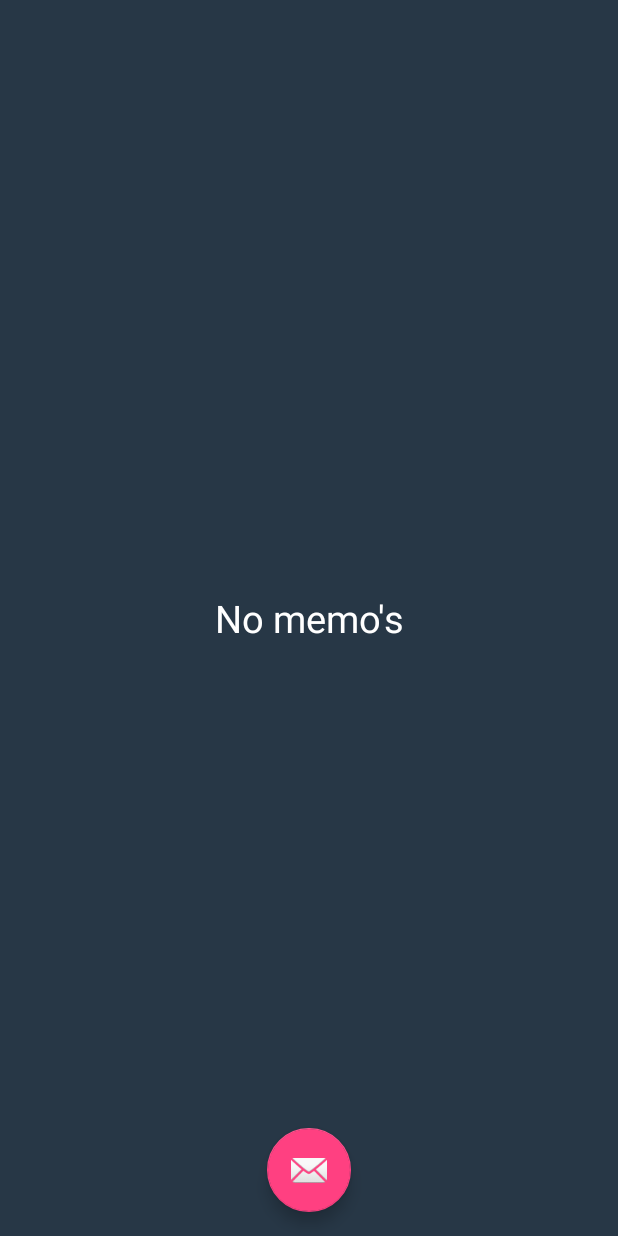
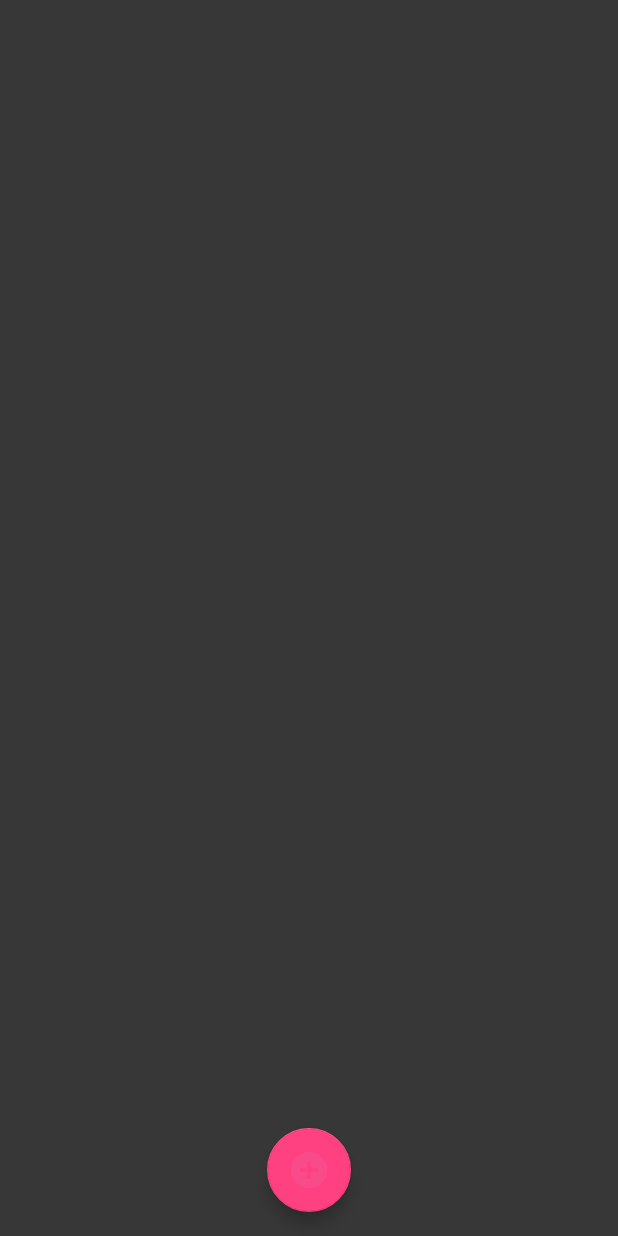
Before and after one commit to IgorSinchuk/PocketMemo, an Android app: the MemoActivity screen opened directly, with no data from a screen before it, on a phone screen of 412 x 824 dp. Run offline under Robolectric (Android 15) with nearby library versions, the phone set to English and light mode, and no system bars; 1 statement that could not run was skipped.

Commit message:
Initial commit

```diff
--- a/app/src/main/res/drawable/btn.xml
+++ b/app/src/main/res/drawable/btn.xml
@@ -5,6 +5,6 @@
         android:radius="100dp"/>
 
     <solid
-        android:color="#FFF"/>
+        android:color="#20A0F6"/>
 
 </shape>
--- a/app/src/main/res/drawable/first_layer.xml
+++ b/app/src/main/res/drawable/first_layer.xml
@@ -2,7 +2,7 @@
 <shape xmlns:android="http://schemas.android.com/apk/res/android">
 
     <gradient
-        android:startColor="#345bdb"
-        android:endColor="#34bfdb"
+        android:startColor="#373737"
+        android:endColor="#4C4C4C"
         android:angle="45"/>
 </shape>
--- a/app/src/main/res/drawable/third_layer.xml
+++ b/app/src/main/res/drawable/third_layer.xml
@@ -2,7 +2,7 @@
 <shape xmlns:android="http://schemas.android.com/apk/res/android">
 
     <gradient
-        android:startColor="#345bdb"
-        android:endColor="#2dc1f7"
+        android:startColor="#373737"
+        android:endColor="#4C4C4C"
         android:angle="45"/>
 </shape>
--- a/app/src/main/res/layout/activity_memo.xml
+++ b/app/src/main/res/layout/activity_memo.xml
@@ -4,7 +4,7 @@
     xmlns:tools="http://schemas.android.com/tools"
     android:layout_width="match_parent"
     android:layout_height="match_parent"
-    android:background="#273746"
+    android:background="#373737"
     android:screenOrientation="portrait"
     tools:context="com.nonexistentware.igorsinchuk.pocketmemo.MemoActivity">
 
@@ -12,21 +12,22 @@
 
     <android.support.design.widget.FloatingActionButton
         android:id="@+id/fab"
+        android:src="@drawable/add"
         android:layout_width="wrap_content"
         android:layout_height="wrap_content"
         android:layout_gravity="bottom|center"
         android:layout_margin="@dimen/fab_margin"
         app:srcCompat="@android:drawable/ic_dialog_email" />
 
-    <TextView
-        android:layout_gravity="center"
-        android:id="@+id/textView"
-        android:text="No memo's"
-        android:gravity="center"
-        android:textSize="25sp"
-        android:textColor="#ffffff"
-        android:layout_width="match_parent"
-        android:layout_height="wrap_content" />
+    <!--<TextView-->
+        <!--android:layout_gravity="center"-->
+        <!--android:id="@+id/textView"-->
+        <!--android:text="No memo's"-->
+        <!--android:gravity="center"-->
+        <!--android:textSize="25sp"-->
+        <!--android:textColor="#ffffff"-->
+        <!--android:layout_width="match_parent"-->
+        <!--android:layout_height="wrap_content" />-->
 
 
 </android.support.design.widget.CoordinatorLayout>
```
Also changed, not shown: app/src/main/res/drawable/list_item.xml (renamed from app/src/main/res/drawable/second_layer.xml, +5 -4 lines), app/src/main/res/layout/item_todo.xml (+5 -2 lines), app/src/main/res/drawable/add.png (added).
